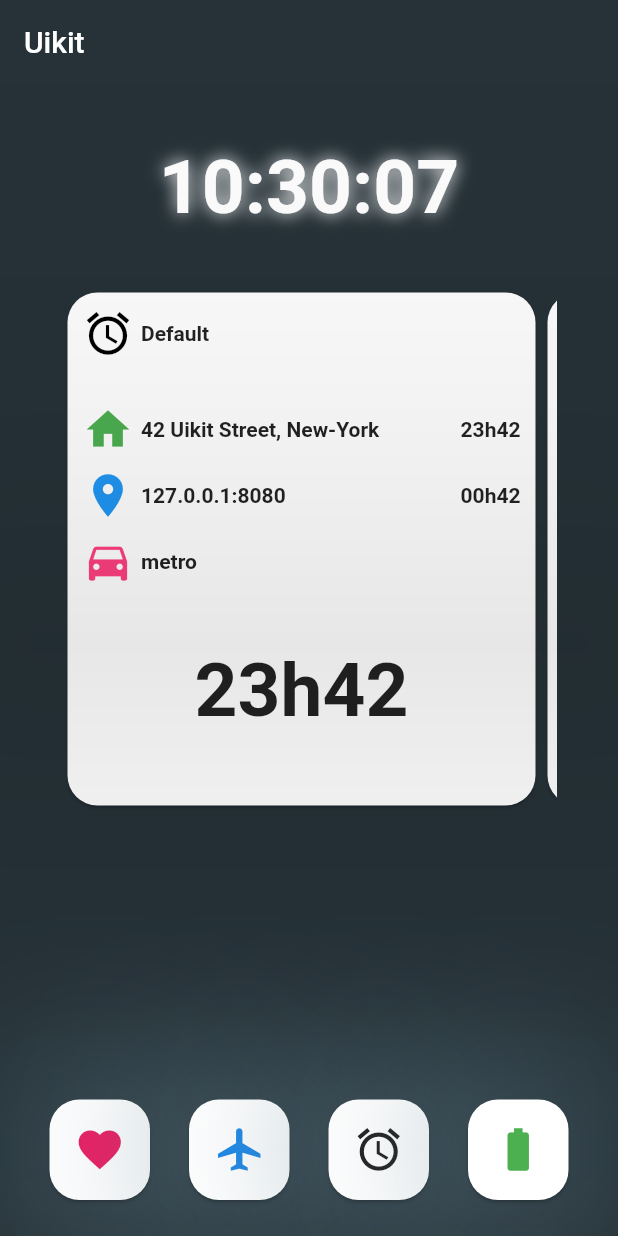
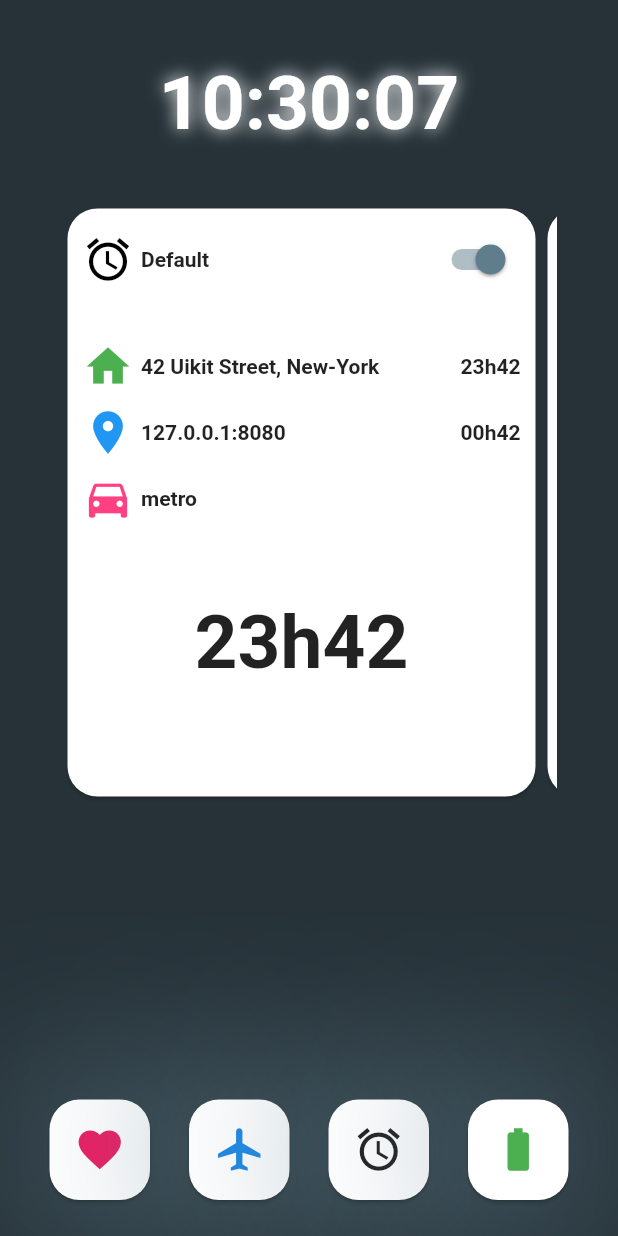
Before and after one commit to Loufi1/Flutter-Ui-Kit, a Flutter app: the screen it shows after launch, on a phone screen of 412 x 824 dp. Run offline on Flutter 3.47's test engine with Material 2 defaults, Android fonts, the phone set to English and light mode, and no system bars; our stand-ins replace analog_clock.

Commit message:
[+](Card) Add switch to card

```diff
--- a/uikit/lib/main.dart
+++ b/uikit/lib/main.dart
@@ -3,6 +3,7 @@ import 'package:flutter/material.dart';
 import 'package:uikit/widgets/uikit-toolbar.dart';
 import 'package:uikit/widgets/uitkit-digital-clock.dart';
 import 'package:uikit/widgets/uikit-alarm-card.dart';
+import 'dart:math' as math;
 
 void main() => runApp(MyApp());
 
@@ -20,11 +21,6 @@ class MyApp extends StatelessWidget {
       home: Scaffold(
         backgroundColor: Colors.blueGrey[900],
         bottomNavigationBar: UikitToolbar(),
-        appBar: AppBar(
-          title: Text('Uikit'),
-          backgroundColor: Colors.blueGrey[900],
-          elevation: 200.0,
-        ),
         body: SafeArea(
           child: Padding(
             padding: EdgeInsets.only(top: 40),
@@ -40,7 +36,7 @@ class MyApp extends StatelessWidget {
                 ),
                 Center(
                   child: Container(
-                    height: 350,
+                    height: 400,
                     width: 330,
                     child: ListView(
                       scrollDirection: Axis.horizontal,
--- a/uikit/lib/widgets/uikit-alarm-card.dart
+++ b/uikit/lib/widgets/uikit-alarm-card.dart
@@ -24,7 +24,7 @@ class UikitAlarmCard extends StatelessWidget {
   Widget build(BuildContext context) {
     return UikitCard(
       width: 320,
-      height: 350,
+      height: 400,
       borderRadius: 20.0,
       blurRadius: 0,
       child: Padding(
@@ -44,6 +44,14 @@ class UikitAlarmCard extends StatelessWidget {
                     style: TextStyle(
                       fontWeight: FontWeight.bold,
                     ),
+                  ),
+                  Spacer(flex: 1),
+                  Switch(
+                    onChanged: (bool value) {
+
+                    },
+                    value: true,
+                    activeColor: Colors.blueGrey,
                   ),
                 ],
               ),
@@ -112,7 +120,7 @@ class UikitAlarmCard extends StatelessWidget {
                   ),
                 ],
               ),
-              Padding(padding: EdgeInsets.only(top: 40)),
+              Padding(padding: EdgeInsets.only(top: 50)),
               Center(
                 child: Text(
                   this.departureHour,
--- a/uikit/pubspec.yaml
+++ b/uikit/pubspec.yaml
@@ -25,6 +25,7 @@ dependencies:
   cupertino_icons: ^0.1.2
   analog_clock: ^0.0.1
   intl:
+  animator: ^1.0.0+2
 
 dev_dependencies:
   flutter_test:
```
Also changed, not shown: uikit/pubspec.lock, 6 other files.
